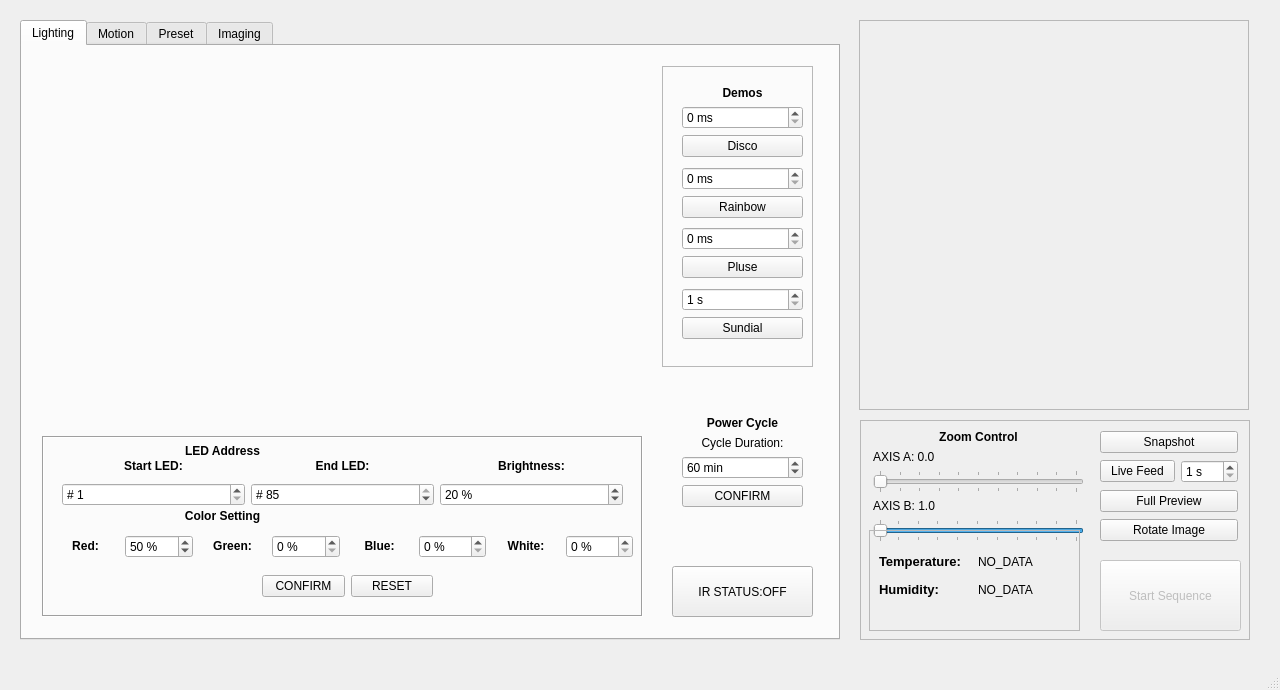
The window that _ui/FlashLapse_CP.ui (CoCl-Jerry/Flashlapse_Dev) describes before a commit, drawn with Qt 5.
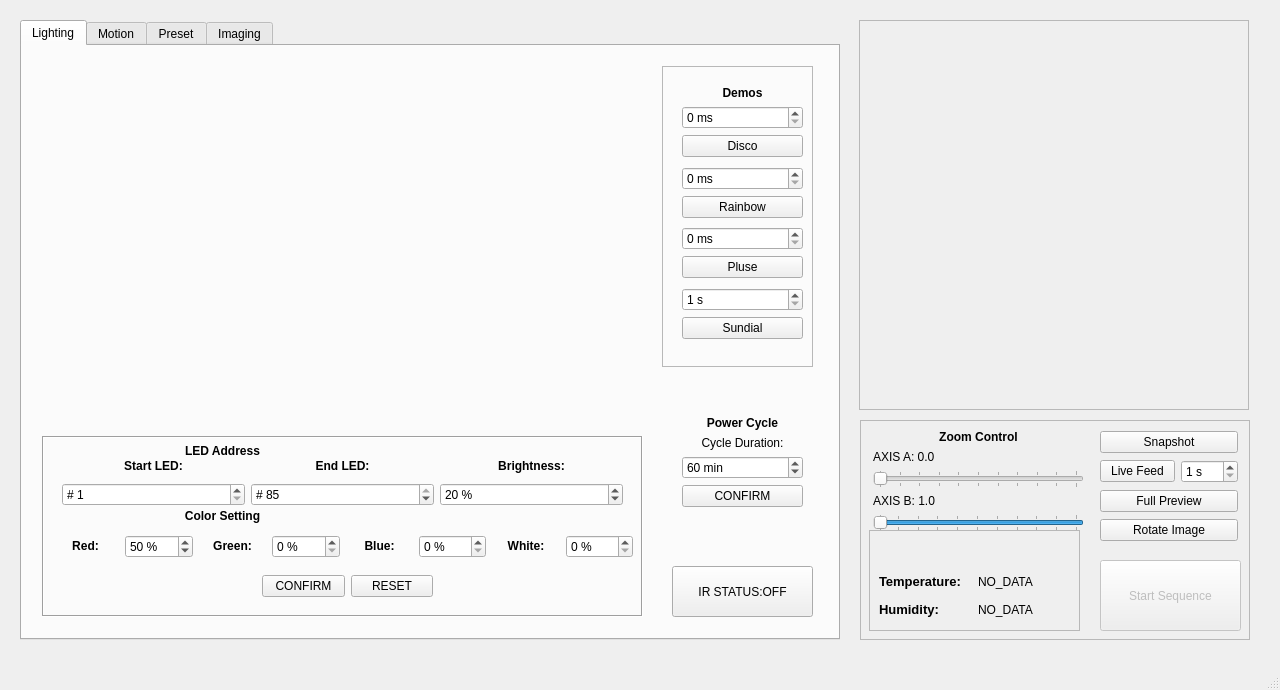
The same window after the commit. The open tabs and pages were chosen to show the change. Icons and pictures are not drawn.

Diff of the .ui file:
```diff
--- a/_ui/FlashLapse_CP.ui
+++ b/_ui/FlashLapse_CP.ui
@@ -566,7 +566,7 @@
       <property name="geometry">
        <rect>
         <x>145</x>
-        <y>40</y>
+        <y>20</y>
         <width>350</width>
         <height>350</height>
        </rect>
@@ -1979,7 +1979,7 @@
        <x>13</x>
        <y>10</y>
        <width>211</width>
-       <height>111</height>
+       <height>101</height>
       </rect>
      </property>
      <layout class="QVBoxLayout" name="verticalLayout_12">
@@ -2079,7 +2079,7 @@
       <property name="geometry">
        <rect>
         <x>10</x>
-        <y>20</y>
+        <y>40</y>
         <width>191</width>
         <height>51</height>
        </rect>
```
Left out of the diff: 4 changed lines with no effect on the pictures.
